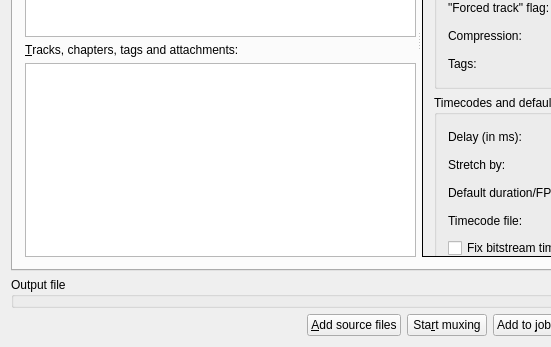
Before: the Qt Designer form src/mkvtoolnix-gui/forms/merge/tab.ui in jpsdr/MKVToolnix-Windows-7, drawn with Qt 5; both pictures show x 0 to 551 and y 227 to 574 of the 898 by 574 pixel window.
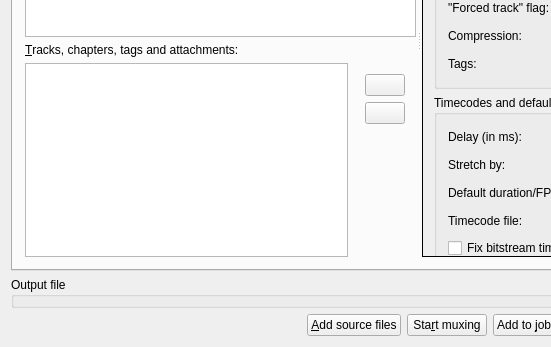
After: the same form once the commit is applied. Icons and pictures are not drawn. Custom widgets are drawn as their Qt base class.

Commit message:
GUI: implement buttons for moving tracks up and down
These can currently not be shown yet as there's no corresponding option
in the preferences yet. Such an option will only be added once similar
buttons have been implemented for the files.

See #1279.

The edit to the form file:
```diff
--- a/src/mkvtoolnix-gui/forms/merge/tab.ui
+++ b/src/mkvtoolnix-gui/forms/merge/tab.ui
@@ -114,6 +114,8 @@
              </widget>
             </item>
             <item>
+             <layout class="QHBoxLayout" name="horizontalLayout_4">
+              <item>
              <widget class="mtx::gui::Util::BasicTreeView" name="tracks">
               <property name="contextMenuPolicy">
                <enum>Qt::ActionsContextMenu</enum>
@@ -141,6 +143,49 @@
               </property>
              </widget>
             </item>
+              <item>
+               <widget class="QWidget" name="moveTracksButtons" native="true">
+                <layout class="QVBoxLayout" name="verticalLayout_1">
+                 <item>
+                  <widget class="QPushButton" name="moveTracksUp">
+                   <property name="text">
+                    <string/>
+                   </property>
+                   <property name="icon">
+                    <iconset resource="../../qt_resources.qrc">
+                     <normaloff>:/icons/16x16/arrow-up.png</normaloff>:/icons/16x16/arrow-up.png</iconset>
+                   </property>
+                  </widget>
+                 </item>
+                 <item>
+                  <widget class="QPushButton" name="moveTracksDown">
+                   <property name="text">
+                    <string/>
+                   </property>
+                   <property name="icon">
+                    <iconset resource="../../qt_resources.qrc">
+                     <normaloff>:/icons/16x16/arrow-down.png</normaloff>:/icons/16x16/arrow-down.png</iconset>
+                   </property>
+                  </widget>
+                 </item>
+                 <item>
+                  <spacer name="verticalSpacer">
+                   <property name="orientation">
+                    <enum>Qt::Vertical</enum>
+                   </property>
+                   <property name="sizeHint" stdset="0">
+                    <size>
+                     <width>20</width>
+                     <height>40</height>
+                    </size>
+                   </property>
+                  </spacer>
+                 </item>
+                </layout>
+               </widget>
+              </item>
+             </layout>
+            </item>
            </layout>
           </widget>
          </widget>
```
Left out of the diff: 2 changed lines with no effect on the pictures. Lines whose indentation alone changed are shown as unchanged. The commit also changes 6 other files.
